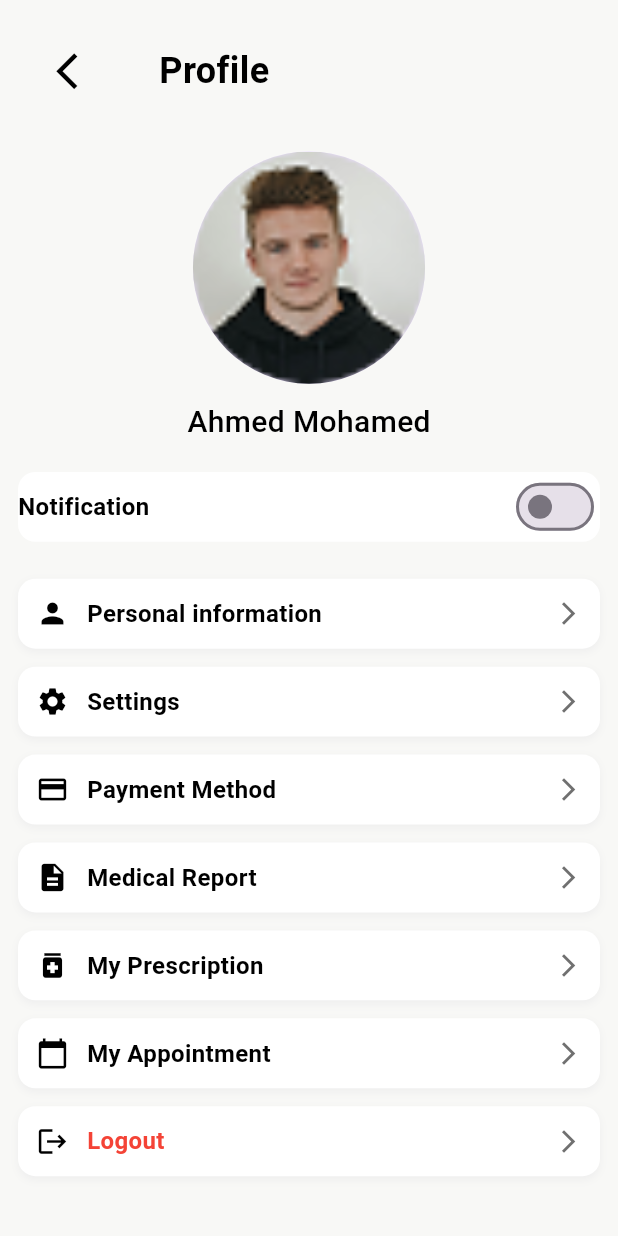
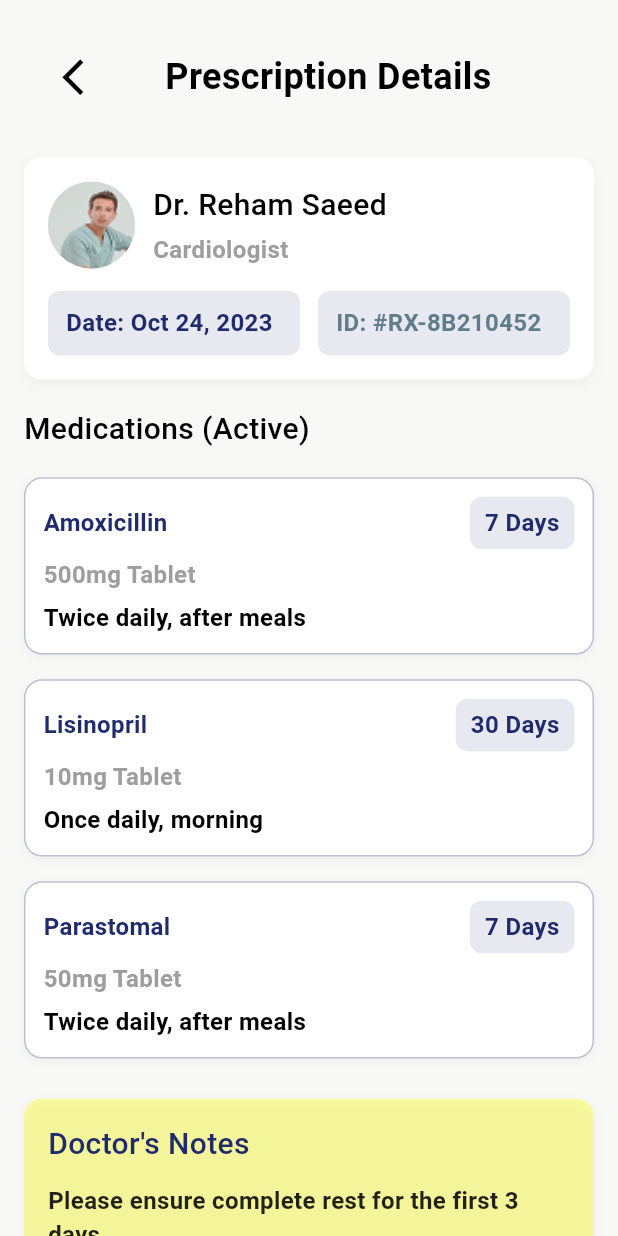
Before and after one commit to OmarSdowek/healing, a Flutter app: the ProfileScreen screen opened directly, after a tap on "My Prescription", on a phone screen of 412 x 824 dp. Run offline on Flutter 3.47's test engine with Material 3 defaults, Android fonts, the phone set to English and light mode, and no system bars; our stand-ins replace bloc, dartz, dio, flutter_bloc, flutter_credit_card, flutter_screenutil and 3 more; accounts and stored records are empty.

Commit message:
presccription ui

```diff
--- a/lib/core/route/app_routes.dart
+++ b/lib/core/route/app_routes.dart
@@ -1,4 +1,5 @@
 import 'package:flutter/material.dart';
+import 'package:healing/features/patient/prescription/presentation/view/prescription_screen.dart';
 import 'package:healing/features/patient/settings/presenatation/views/faqs_screen.dart';
 import 'package:healing/features/patient/settings/presenatation/views/privacy_polices_screen.dart';
 import '../../features/auth/presentation/view/sign_up_as.dart';
@@ -102,6 +103,9 @@ class AppRouter {
         return MaterialPageRoute(builder: (_) => const MyAppointment());
       case Routes.upComingOppointment:
         return MaterialPageRoute(builder: (_) => const UpComingOppointment());
+      case Routes.prescriptionDetails:
+        return MaterialPageRoute(builder: (_) => const PrescriptionScreen());
+
 
 
 
--- a/lib/core/route/routes.dart
+++ b/lib/core/route/routes.dart
@@ -48,6 +48,10 @@ class Routes {
   static const String myAppointments = "/my_appointments";
   static const String upComingOppointment = "/up_coming_oppointment";
 
+  //prescription
+
+  static const String prescriptionDetails = "/prescription_details";
+
 
 
 
--- a/lib/features/patient/doctors/presentation/view/favourite_doctor.dart
+++ b/lib/features/patient/doctors/presentation/view/favourite_doctor.dart
@@ -1,4 +1,5 @@
 import 'package:flutter/material.dart';
+import 'package:healing/core/helper/extentions/media_query.dart';
 import '../../../../../core/widgets/custom_header.dart';
 import '../widgets/doctor_favourite_item.dart';
 
@@ -42,7 +43,7 @@ class FavoritesDoctorsScreen extends StatelessWidget {
             crossAxisAlignment: CrossAxisAlignment.start,
             children: [
               const CustomHeader(title: "Favorites Doctors"),
-              const SizedBox(height: 20),
+              context.verticalSpace(20),
 
               Expanded(
                 child: GridView.builder(
@@ -51,7 +52,7 @@ class FavoritesDoctorsScreen extends StatelessWidget {
                     crossAxisCount: 2,
                     crossAxisSpacing: 12,
                     mainAxisSpacing: 12,
-                    childAspectRatio: 0.65, // 🔥 أهم حاجة
+                    childAspectRatio: 0.60,
                   ),
                   itemBuilder: (_, i) {
                     final d = doctors[i];
--- a/lib/features/patient/home/presentation/view/specialties_screen.dart
+++ b/lib/features/patient/home/presentation/view/specialties_screen.dart
@@ -25,7 +25,6 @@ class SpecialtiesScreen extends StatelessWidget {
       {"title": "Orthopedic", "icon": "assets/images/13.png"},
       {"title": "General Surgery", "icon": "assets/images/16.png"},
       {"title": "Dermatology", "icon": "assets/images/15.png"},
-      {"title": "Obstetrics", "icon": "assets/images/17.png"},
     ];
 
     return Scaffold(
--- /dev/null
+++ b/lib/features/patient/prescription/presentation/view/prescription_screen.dart
@@ -0,0 +1,93 @@
+import 'package:flutter/material.dart';
+import 'package:healing/core/widgets/custom_header.dart';
+import 'package:healing/core/helper/extentions/media_query.dart';
+import 'package:healing/core/constant/app_colors.dart';
+import 'package:healing/core/constant/app_text_style.dart';
+import '../widgets/doctor_notes_section.dart';
+import '../widgets/mediction_item.dart';
+import '../widgets/prescription_header.dart';
+
+
+class PrescriptionScreen extends StatelessWidget {
+  const PrescriptionScreen({super.key});
+
+  @override
+  Widget build(BuildContext context) {
+    return Scaffold(
+      body: SafeArea(
+        child: SingleChildScrollView(
+          padding: const EdgeInsets.all(16),
+          child: Column(
+            crossAxisAlignment: CrossAxisAlignment.start,
+            children: [
+              const CustomHeader(title: "Prescription Details"),
+              context.verticalSpace(20),
+
+              /// Header
+              const PrescriptionHeader(
+                doctorName: "Reham Saeed",
+                speciality: "Cardiologist",
+                date: "Oct 24, 2023",
+                prescriptionId: "#RX-8B210452",
+              ),
+              context.verticalSpace(20),
+
+              /// Medications
+              Text("Medications (Active)", style: AppTextStyles.reg20black),
+              context.verticalSpace(10),
+              const MedicationItem(
+                name: "Amoxicillin",
+                dosage: "500mg Tablet",
+                duration: "7 Days",
+                instructions: "Twice daily, after meals",
+              ),
+              const MedicationItem(
+                name: "Lisinopril",
+                dosage: "10mg Tablet",
+                duration: "30 Days",
+                instructions: "Once daily, morning",
+              ),
+              const MedicationItem(
+                name: "Parastomal",
+                dosage: "50mg Tablet",
+                duration: "7 Days",
+                instructions: "Twice daily, after meals",
+              ),
+              context.verticalSpace(20),
+
+              /// Notes
+              const DoctorNotesSection(
+                notes:
+                "Please ensure complete rest for the first 3 days.\nIncrease fluid intake.\nIf fever persists above 101°F for more than 48 hours, please contact the clinic immediately.",
+                doctorName: "Reham Saeed",
+              ),
+              context.verticalSpace(30),
+
+              /// Download Button with Icon
+              SizedBox(
+                width: double.infinity,
+                child: ElevatedButton.icon(
+                  onPressed: () {
+                    // Logic for download
+                  },
+                  style: ElevatedButton.styleFrom(
+                    backgroundColor: AppColors.primary,
+                    padding: const EdgeInsets.symmetric(vertical: 14),
+                    shape: RoundedRectangleBorder(
+                      borderRadius: BorderRadius.circular(12),
+                    ),
+                  ),
+                  icon: const Icon(Icons.download, color: Colors.white),
+                  label: Text(
+                    "Download PDF",
+                    style: AppTextStyles.semiBold16Black.copyWith(color: Colors.white),
+                  ),
+                ),
+              ),
+            ],
+          ),
+        ),
+      ),
+    );
+  }
+}
--- /dev/null
+++ b/lib/features/patient/prescription/presentation/widgets/doctor_notes_section.dart
@@ -0,0 +1,62 @@
+import 'package:flutter/material.dart';
+import 'package:healing/core/constant/app_text_style.dart';
+import 'package:healing/core/helper/extentions/media_query.dart';
+import 'package:healing/core/constant/app_colors.dart';
+
+class DoctorNotesSection extends StatelessWidget {
+  final String notes;
+  final String doctorName;
+
+  const DoctorNotesSection({
+    super.key,
+    required this.notes,
+    required this.doctorName,
+  });
+
+  @override
+  Widget build(BuildContext context) {
+    return Container(
+      width: context.screenWidth,
+      padding: const EdgeInsets.all(16),
+      decoration: BoxDecoration(
+        color: Colors.yellowAccent.withOpacity(0.35),
+        borderRadius: BorderRadius.circular(context.r(12)),
+        boxShadow: [
+          BoxShadow(
+            color: Colors.grey.shade200,
+            blurRadius: 6,
+            offset: const Offset(0, 3),
+          ),
+        ],
+      ),
+      child: Column(
+        crossAxisAlignment: CrossAxisAlignment.start,
+        children: [
+          /// العنوان
+          Text(
+            "Doctor's Notes",
+            style: AppTextStyles.reg20black.copyWith(color: AppColors.primary),
+          ),
+          context.verticalSpace(12),
+
+          /// النص
+          Text(
+            notes,
+            style: AppTextStyles.semiBold16Black.copyWith(color: Colors.black87),
+          ),
+
+          context.verticalSpace(20),
+
+          /// توقيع الدكتور
+          Align(
+            alignment: Alignment.bottomRight,
+            child: Text(
+              "Dr. $doctorName, M.D.",
+              style: AppTextStyles.semiBold16Black.copyWith(color: Colors.grey.shade700),
+            ),
+          ),
+        ],
+      ),
+    );
+  }
+}
--- /dev/null
+++ b/lib/features/patient/prescription/presentation/widgets/mediction_item.dart
@@ -0,0 +1,81 @@
+import 'package:flutter/material.dart';
+import 'package:healing/core/constant/app_text_style.dart';
+import 'package:healing/core/helper/extentions/media_query.dart';
+import 'package:healing/core/constant/app_colors.dart';
+
+class MedicationItem extends StatelessWidget {
+  final String name;
+  final String dosage;
+  final String duration;      // عدد الأيام
+  final String instructions;
+
+  const MedicationItem({
+    super.key,
+    required this.name,
+    required this.dosage,
+    required this.duration,
+    required this.instructions,
+  });
+
+  @override
+  Widget build(BuildContext context) {
+    return Container(
+      margin: EdgeInsets.symmetric(vertical: context.screenHeight * 0.01),
+      padding: const EdgeInsets.all(12),
+      decoration: BoxDecoration(
+        color: Colors.white,
+        border: Border.all(color: AppColors.primary.withOpacity(0.3)),
+        borderRadius: BorderRadius.circular(12),
+        boxShadow: [
+          BoxShadow(
+            color: Colors.grey.shade200,
+            blurRadius: 4,
+            offset: const Offset(0, 2),
+          ),
+        ],
+      ),
+      child: Column(
+        crossAxisAlignment: CrossAxisAlignment.start,
+        children: [
+          /// اسم الدواء + Badge للمدة
+          Row(
+            mainAxisAlignment: MainAxisAlignment.spaceBetween,
+            children: [
+              Text(
+                name,
+                style: AppTextStyles.semiBold16Black.copyWith(color: AppColors.primary),
+              ),
+              Container(
+                padding: const EdgeInsets.symmetric(horizontal: 10, vertical: 6),
+                decoration: BoxDecoration(
+                  color: AppColors.primary.withOpacity(0.1),
+                  borderRadius: BorderRadius.circular(8),
+                ),
+                child: Text(
+                  duration,
+                  style: AppTextStyles.semiBold16Black.copyWith(color: AppColors.primary),
+                ),
+              ),
+            ],
+          ),
+
+          context.verticalSpace(6),
+
+          /// الجرعة
+          Text(
+            dosage,
+            style: AppTextStyles.semiBold16Black.copyWith(color: Colors.grey),
+          ),
+
+          context.verticalSpace(6),
+
+          /// التعليمات
+          Text(
+            instructions,
+            style: AppTextStyles.semiBold16Black,
+          ),
+        ],
+      ),
+    );
+  }
+}
--- /dev/null
+++ b/lib/features/patient/prescription/presentation/widgets/mediction_section.dart
@@ -0,0 +1,23 @@
+import 'package:flutter/material.dart';
+import 'package:healing/core/constant/app_text_style.dart';
+import 'package:healing/core/helper/extentions/media_query.dart';
+
+import 'mediction_item.dart';
+
+class MedicationsSection extends StatelessWidget {
+  final List<MedicationItem> medications;
+
+  const MedicationsSection({super.key, required this.medications});
+
+  @override
+  Widget build(BuildContext context) {
+    return Column(
+      crossAxisAlignment: CrossAxisAlignment.start,
+      children: [
+        Text("Medications (Active)", style: AppTextStyles.reg20black),
+        context.verticalSpace(10),
+        ...medications,
+      ],
+    );
+  }
+}
--- a/lib/features/patient/prescription/presentation/widgets/prescription_header.dart
+++ b/lib/features/patient/prescription/presentation/widgets/prescription_header.dart
@@ -0,0 +1,100 @@
+import 'package:flutter/material.dart';
+import 'package:healing/core/constant/app_text_style.dart';
+import 'package:healing/core/helper/extentions/media_query.dart';
+import 'package:healing/core/constant/app_colors.dart';
+import '../../../../../core/constant/assets_manger.dart';
+
+class PrescriptionHeader extends StatelessWidget {
+  final String doctorName;
+  final String speciality;
+  final String date;
+  final String prescriptionId;
+
+  const PrescriptionHeader({
+    super.key,
+    required this.doctorName,
+    required this.speciality,
+    required this.date,
+    required this.prescriptionId,
+  });
+
+  @override
+  Widget build(BuildContext context) {
+    return Container(
+      width: context.screenWidth,
+      padding: const EdgeInsets.all(16),
+      decoration: BoxDecoration(
+        color: AppColors.white,
+        borderRadius: BorderRadius.circular(context.r(12)),
+        boxShadow: [
+          BoxShadow(
+            color: Colors.grey.shade200,
+            blurRadius: 6,
+            offset: const Offset(0, 3),
+          ),
+        ],
+      ),
+      child: Column(
+        crossAxisAlignment: CrossAxisAlignment.start,
+        children: [
+          /// Doctor Info
+          Row(
+            children: [
+              CircleAvatar(
+                radius: context.r(30),
+                backgroundImage: AssetImage(AssetsManger.doctorImage),
+              ),
+              context.horizontalSpace(12),
+              Column(
+                crossAxisAlignment: CrossAxisAlignment.start,
+                children: [
+                  Text("Dr. $doctorName", style: AppTextStyles.reg20black),
+                  context.verticalSpace(4),
+                  Text(
+                    speciality,
+                    style: AppTextStyles.semiBold16Black.copyWith(color: Colors.grey),
+                  ),
+                ],
+              ),
+            ],
+          ),
+
+          context.verticalSpace(16),
+
+          /// Date & Prescription ID in separate containers
+          Row(
+            children: [
+              Expanded(
+                child: Container(
+                  padding: const EdgeInsets.symmetric(vertical: 10, horizontal: 12),
+                  decoration: BoxDecoration(
+                    color: AppColors.primary.withOpacity(0.1),
+                    borderRadius: BorderRadius.circular(context.r(8)),
+                  ),
+                  child: Text(
+                    "Date: $date",
+                    style: AppTextStyles.semiBold16Black.copyWith(color: AppColors.primary),
+                  ),
+                ),
+              ),
+              context.horizontalSpace(12),
+              Expanded(
+                child: Container(
+                  padding: const EdgeInsets.symmetric(vertical: 10, horizontal: 12),
+                  decoration: BoxDecoration(
+                    color: AppColors.primary.withOpacity(0.1),
+                    borderRadius: BorderRadius.circular(context.r(8)),
+                  ),
+                  child: Text(
+                    "ID: $prescriptionId",
+                    style: AppTextStyles.semiBold16Black.copyWith(color: Colors.blueGrey),
+                  ),
+                ),
+              ),
+            ],
+          ),
+        ],
+      ),
+    );
+  }
+}
--- a/lib/features/patient/profile/presentation/view/profie_screen.dart
+++ b/lib/features/patient/profile/presentation/view/profie_screen.dart
@@ -94,7 +94,9 @@ class _ProfileScreenState extends State<ProfileScreen> {
               ProfileOptionItem(
                 icon: Icons.medication,
                 title: "My Prescription",
-                onTap: () {},
+                onTap: () {
+                  Navigator.pushNamed(context, Routes.prescriptionDetails);
+                },
               ),
               ProfileOptionItem(
                 icon: Icons.calendar_today,
```
Also changed, not shown: lib/core/widgets/custom_button.dart (+24 -10 lines), lib/features/patient/doctors/presentation/widgets/doctor_favourite_item.dart (+98 -52 lines).
